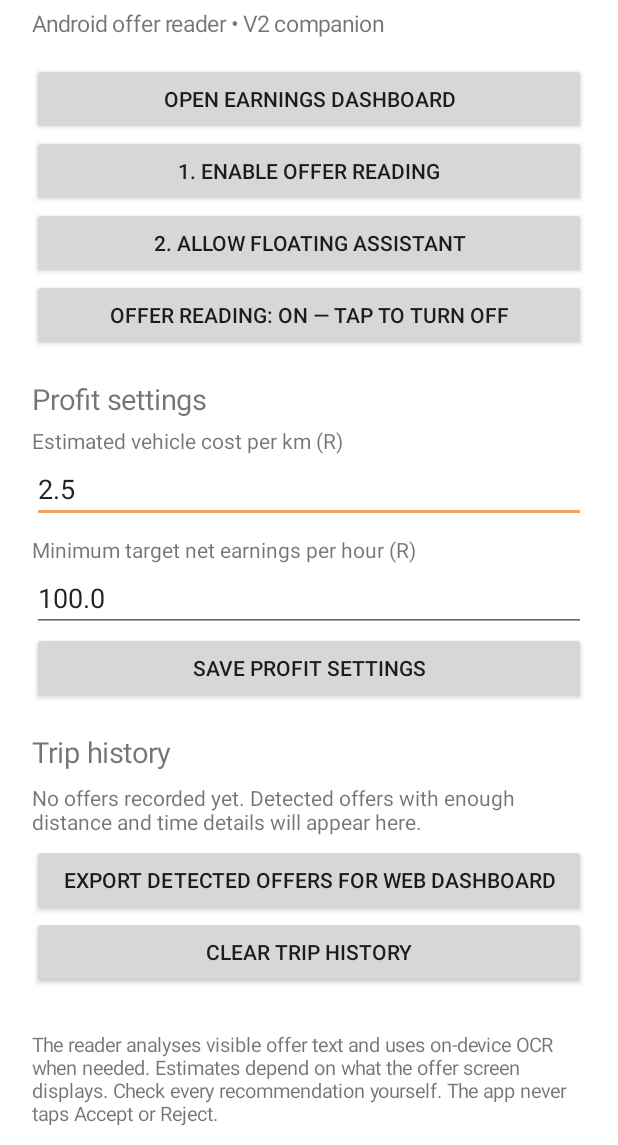
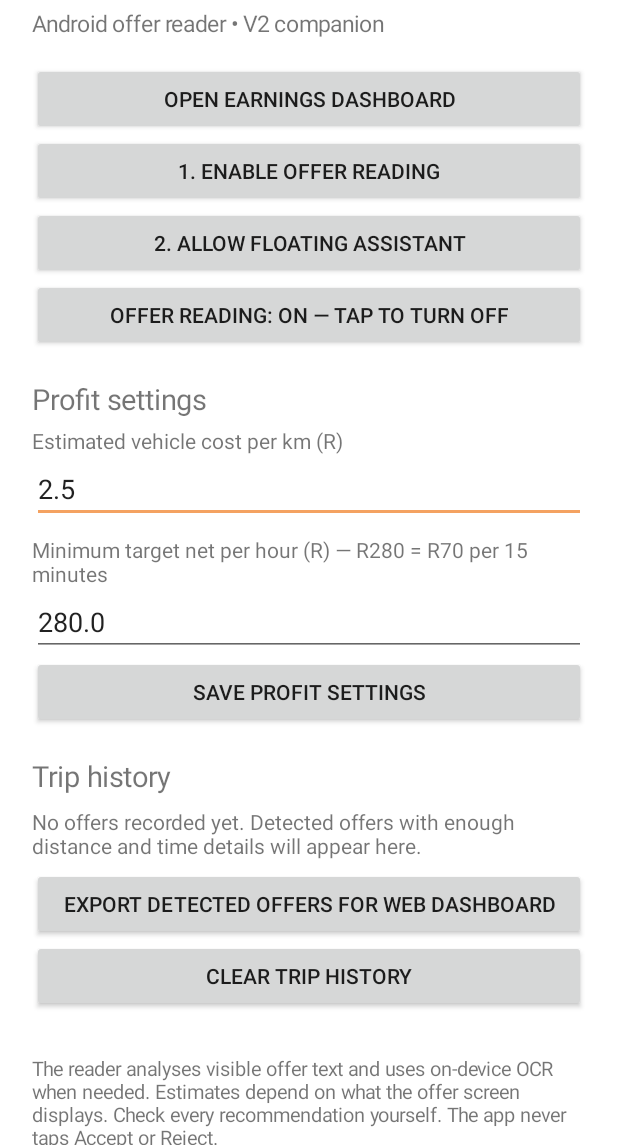
Before and after one commit to whalynbomm-blip/driver-profit-assistant-v2, an Android app: the screen it shows after launch (MainActivity), on a phone screen of 412 x 824 dp, the part 91-1236 px from its top. Run offline under Robolectric (Android 15) with nearby library versions, the phone set to English and light mode, and no system bars.

Commit message:
Set Android profit target default to R280 per hour

```diff
--- a/app/src/main/java/za/co/driverprofit/assistant/MainActivity.kt
+++ b/app/src/main/java/za/co/driverprofit/assistant/MainActivity.kt
@@ -72,12 +72,12 @@ class MainActivity : AppCompatActivity() {
         }
         root.addView(costInput, ViewGroup.LayoutParams.MATCH_PARENT, ViewGroup.LayoutParams.WRAP_CONTENT)
         root.addView(TextView(this).apply {
-            text = "Minimum target net earnings per hour (R)"
+            text = "Minimum target net per hour (R) — R280 = R70 per 15 minutes"
             setPadding(0, 12, 0, 0)
         })
         hourlyInput = EditText(this).apply {
             inputType = android.text.InputType.TYPE_CLASS_NUMBER or android.text.InputType.TYPE_NUMBER_FLAG_DECIMAL
-            setText(prefs.getFloat("minimum_hourly_net", 100f).toString())
+            setText(prefs.getFloat("minimum_hourly_net", 280f).toString())
             hint = "e.g. 100"
         }
         root.addView(hourlyInput, ViewGroup.LayoutParams.MATCH_PARENT, ViewGroup.LayoutParams.WRAP_CONTENT)
```
